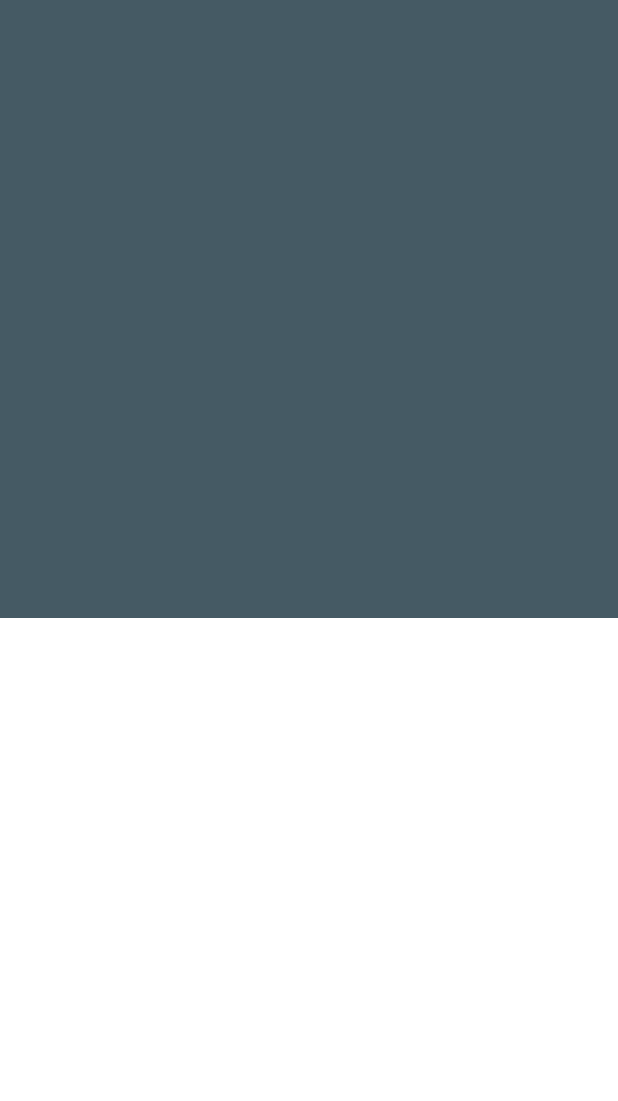
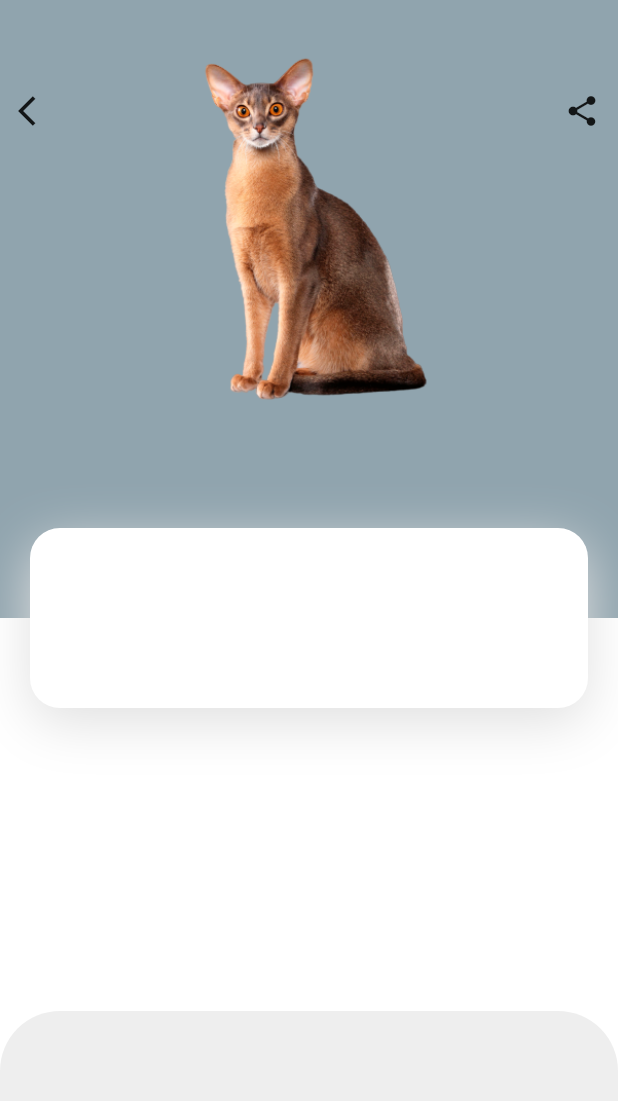
Before and after one commit to huzaifa215/animated_ui_design, a Flutter app: the DetailScreen screen opened directly, on a phone screen of 412 x 824 dp. Shown: the top 1101 px of the screen. Run offline on Flutter 3.47's test engine with Material 2 defaults, Android fonts, the phone set to English and light mode, and no system bars.

Commit message:
DetailScreen

```diff
--- a/animated_ui/lib/Screens/DetailScreen.dart
+++ b/animated_ui/lib/Screens/DetailScreen.dart
@@ -1,3 +1,4 @@
+import 'package:animated_ui/confriguation.dart';
 import 'package:flutter/cupertino.dart';
 import 'package:flutter/material.dart';
 
@@ -19,7 +20,7 @@ class _DetailScreenState extends State<DetailScreen> {
               children: [
                 Expanded(
                   child: Container(
-                    color: Colors.blueGrey[700],
+                    color: Colors.blueGrey[300],
                   ),
                 ),
                 Expanded(
@@ -29,7 +30,62 @@ class _DetailScreenState extends State<DetailScreen> {
                 ),
               ],
             ),
-          )
+          ),
+          Container(
+            margin: EdgeInsets.only(top: 50),
+            child: Align(
+              alignment: Alignment.topCenter,
+              child: Row(
+                mainAxisAlignment: MainAxisAlignment.spaceBetween,
+                children: [
+                  IconButton(
+                    icon: Icon(Icons.arrow_back_ios),
+                    onPressed: () {
+                      Navigator.pop(context);
+                    },
+                  ),
+                  IconButton(
+                    icon: Icon(Icons.share),
+                    onPressed: () {},
+                  ),
+                ],
+              ),
+            ),
+          ),
+          Container(
+            margin: EdgeInsets.only(top: 20),
+            child: Align(
+              alignment: Alignment.topCenter,
+              child: Image.asset(
+                "images/pet-cat2.png",
+                height: 250,
+              ),
+            ),
+          ),
+          Align(
+              alignment: Alignment.center,
+              child: Container(
+                height: 120,
+                margin: EdgeInsets.symmetric(horizontal: 20),
+                decoration: BoxDecoration(
+                  borderRadius: BorderRadius.circular(20),
+                  color: Colors.white,
+                  boxShadow: shadowList,
+                ),
+              )),
+          Align(
+            alignment: Alignment.bottomCenter,
+            child: Container(
+              height: 150,
+              decoration: BoxDecoration(
+                color: Colors.grey[200],
+                borderRadius: BorderRadius.only(
+                    topRight: Radius.circular(40),
+                    topLeft: Radius.circular(40)),
+              ),
+
+            ),
+          ),
         ],
       ),
     );
--- a/animated_ui/lib/Screens/home_screen.dart
+++ b/animated_ui/lib/Screens/home_screen.dart
@@ -1,8 +1,7 @@
 import 'package:animated_ui/Screens/DetailScreen.dart';
+import 'package:flutter/cupertino.dart';
 import 'package:flutter/material.dart';
-import 'package:flutter/cupertino.dart';
 
-import '../confriguation.dart';
 import '../confriguation.dart';
 
 class HomeScreen extends StatefulWidget {
@@ -95,7 +94,7 @@ class _HomeScreenState extends State<HomeScreen> {
                   // ),
                   Text("Search for pet Here"),
                   IconButton(
-                    icon: Icon(Icons.filter_list),
+                    icon: Icon(Icons.filter_alt_outlined),
                     onPressed: () {
                       print("Helo");
                     },
```
